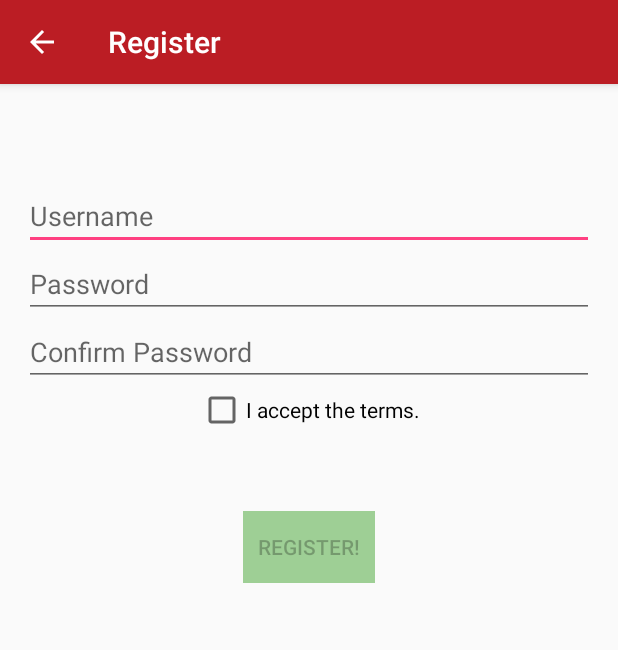
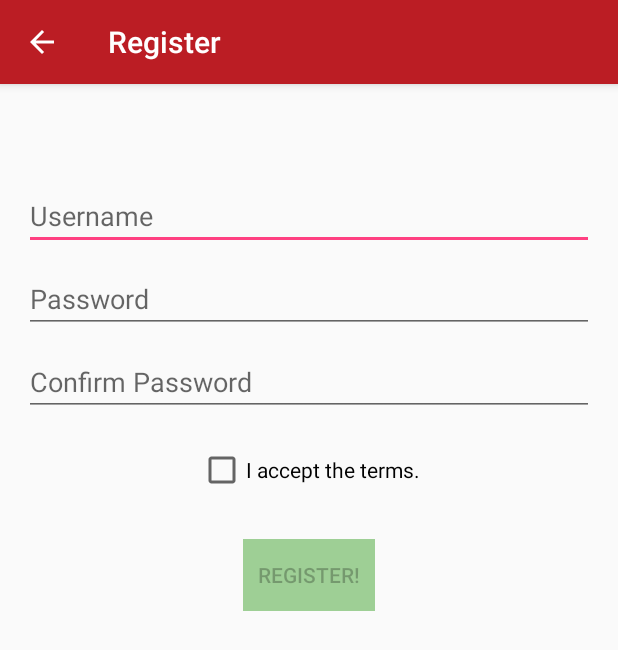
Before and after one commit to juliusvega998/contacts-manager, an Android app: the screen it shows after launch (RegisterActivity), after a tap on "REGISTER!", on a phone screen of 412 x 824 dp. Shown: the top 650 px of the screen. Run offline under Robolectric (Android 15) with nearby library versions, the phone set to English and light mode, and no system bars.

```diff
--- a/app/src/main/java/com/example/aspirev3/farmmodule/MainActivity.java
+++ b/app/src/main/java/com/example/aspirev3/farmmodule/MainActivity.java
@@ -13,6 +13,15 @@ public class MainActivity extends AppCompatActivity {
 
     @Override
     protected void onCreate(Bundle savedInstanceState) {
+        super.onCreate(savedInstanceState);
+        setContentView(R.layout.activity_main);
+        Toolbar toolbar = (Toolbar) findViewById(R.id.toolbar);
+        setSupportActionBar(toolbar);
+    }
+
+    @Override
+    public void onStart() {
+        super.onStart();
         SharedPreferences settings = PreferenceManager.getDefaultSharedPreferences(getApplicationContext());
         boolean isLoggedIn = settings.getBoolean("isLoggedIn", false);
 
@@ -28,11 +37,6 @@ public class MainActivity extends AppCompatActivity {
                 startActivity(intent);
             }
         }
-
-        super.onCreate(savedInstanceState);
-        setContentView(R.layout.activity_main);
-        Toolbar toolbar = (Toolbar) findViewById(R.id.toolbar);
-        setSupportActionBar(toolbar);
     }
 
     @Override
--- a/app/src/main/java/com/example/aspirev3/farmmodule/Utility.java
+++ b/app/src/main/java/com/example/aspirev3/farmmodule/Utility.java
@@ -36,7 +36,7 @@ public class Utility {
         new AlertDialog.Builder(act)
             .setTitle("Logging out")
             .setMessage("Are you sure you want to logout?")
-            .setPositiveButton(android.R.string.yes, new DialogInterface.OnClickListener() {
+            .setPositiveButton("Yes", new DialogInterface.OnClickListener() {
                 @Override
                 public void onClick(DialogInterface dialog, int which) {
                     Intent intent = new Intent(act, MainActivity.class);
@@ -45,7 +45,7 @@ public class Utility {
                     act.startActivity(intent);
                 }
             })
-            .setNegativeButton(android.R.string.no, new DialogInterface.OnClickListener() {
+            .setNegativeButton("No", new DialogInterface.OnClickListener() {
                 @Override
                 public void onClick(DialogInterface dialog, int which) {}
             }).show();
--- a/app/src/main/java/com/example/aspirev3/farmmodule/database/DBSchema.java
+++ b/app/src/main/java/com/example/aspirev3/farmmodule/database/DBSchema.java
@@ -28,9 +28,9 @@ public class DBSchema {
             "CREATE TABLE " + CONTACT_TABLE_NAME + "(" +
                 CONTACT_NAME_COL + " VARCHAR(50) NOT NULL, " +
                 CONTACT_AGE_COL + " INT NOT NULL, " +
-                USER_NAME_COL + "VARCHAR(50) NOT NULL, " +
+                USER_NAME_COL + " VARCHAR(50) NOT NULL, " +
                 "PRIMARY KEY (" + CONTACT_NAME_COL + "," + CONTACT_AGE_COL + "," + USER_NAME_COL + "), " +
-                "FOREIGN KEY " + USER_NAME_COL + " REFERENCES "
+                "FOREIGN KEY (" + USER_NAME_COL + ") REFERENCES "
                     + USER_TABLE_NAME + "(" + USER_NAME_COL + ") ON DELETE CASCADE" +
             ")"
         );
--- a/app/src/main/res/layout/fragment_add_contact.xml
+++ b/app/src/main/res/layout/fragment_add_contact.xml
@@ -17,7 +17,8 @@
         android:hint="@string/name_hint"
         android:layout_alignParentTop="true"
         android:layout_alignEnd="@+id/age_add"
-        android:layout_alignStart="@+id/age_add" />
+        android:layout_alignStart="@+id/age_add"
+        android:inputType="textCapWords" />
 
     <EditText
         android:layout_width="wrap_content"
--- a/app/src/main/res/layout/fragment_register.xml
+++ b/app/src/main/res/layout/fragment_register.xml
@@ -25,10 +25,10 @@
         android:inputType="textPassword"
         android:ems="10"
         android:id="@+id/password_reg"
+        android:hint="@string/password_hint"
         android:layout_below="@+id/username_reg"
-        android:layout_centerHorizontal="true"
-        android:layout_alignParentStart="false"
-        android:hint="@string/password_hint" />
+        android:layout_alignParentStart="true"
+        android:layout_marginTop="10dp" />
 
     <EditText
         android:layout_width="match_parent"
@@ -36,9 +36,10 @@
         android:inputType="textPassword"
         android:ems="10"
         android:id="@+id/cpassword_reg"
+        android:hint="@string/cpassword_hint"
         android:layout_below="@+id/password_reg"
-        android:layout_centerHorizontal="true"
-        android:hint="@string/cpassword_hint" />
+        android:layout_alignParentStart="true"
+        android:layout_marginTop="10dp" />
 
     <Button
         android:layout_width="wrap_content"
@@ -46,7 +47,7 @@
         android:text="@string/reg_name"
         android:id="@+id/register"
         android:background="@color/green"
-        android:layout_marginTop="51dp"
+        android:layout_marginTop="30dp"
         android:layout_below="@+id/accept"
         android:layout_centerHorizontal="true" />
 
@@ -57,6 +58,7 @@
         android:id="@+id/accept"
         android:singleLine="false"
         android:layout_below="@+id/cpassword_reg"
-        android:layout_centerHorizontal="true" />
+        android:layout_centerHorizontal="true"
+        android:layout_marginTop="20dp" />
 
 </RelativeLayout>
```
Also changed, not shown: app/src/main/java/com/example/aspirev3/farmmodule/AddContactActivityFragment.java (+39 -2 lines), app/src/main/java/com/example/aspirev3/farmmodule/database/DBHelper.java (+12 -3 lines).
